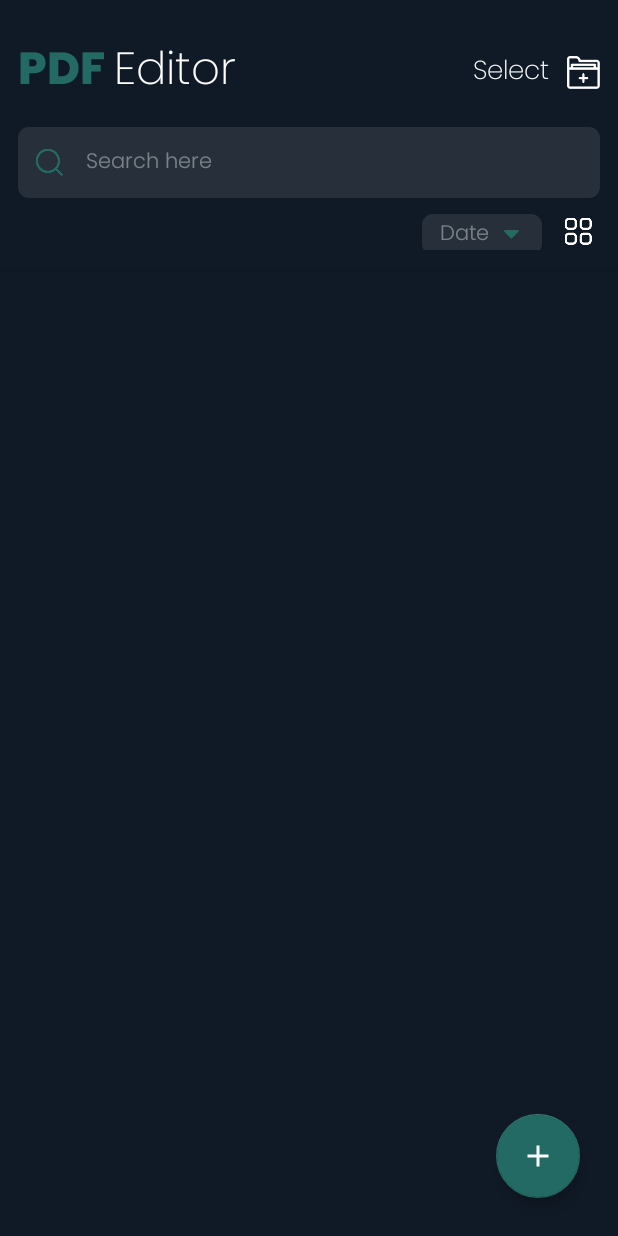
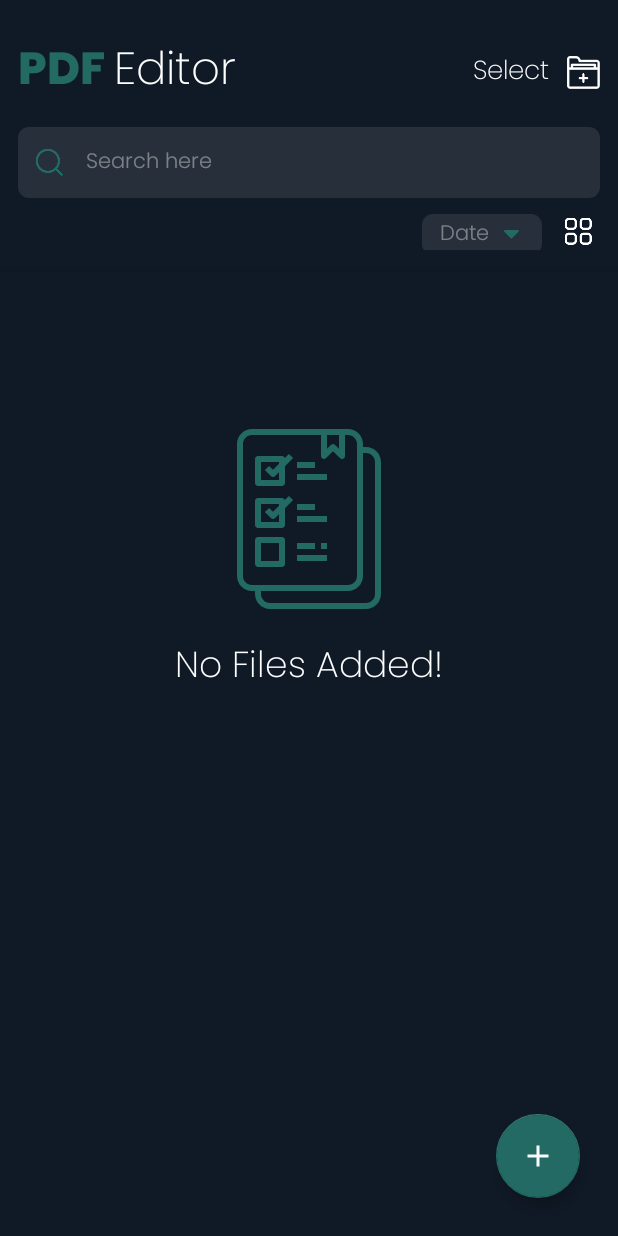
Before and after one commit to surabhirupani/FP_MADTPEEPS_PDFEDITOR, an Android app: the layout activity_main.xml on its own in the app's theme, with its tools: preview values and no code run, on a phone screen of 412 x 824 dp. Run offline under Robolectric (Android 15) with nearby library versions, the phone set to English and light mode, and no system bars.

Commit message:
add empty layout in xml

```diff
--- a/app/src/main/res/layout/activity_main.xml
+++ b/app/src/main/res/layout/activity_main.xml
@@ -151,7 +151,37 @@
                 android:paddingRight="12dp"
                 android:layout_weight="1"
                 android:layout_marginBottom="10dp"
+                android:visibility="gone"
                 />
+
+            <LinearLayout
+                android:id="@+id/llEmptyBox"
+                android:layout_width="300dp"
+                android:layout_height="wrap_content"
+                android:layout_gravity="center"
+                android:layout_marginTop="286dp"
+                android:gravity="center"
+                android:orientation="vertical"
+                android:visibility="visible"
+               >
+
+                <ImageView
+                    android:id="@+id/image"
+                    android:layout_width="120dp"
+                    android:layout_height="120dp"
+                    app:srcCompat="@drawable/ic_empty_todolist" />
+
+                <com.example.pdfeditormadtpeeps.CustomWidgets.ThinTextView
+                    android:id="@+id/title"
+                    android:layout_width="wrap_content"
+                    android:layout_height="wrap_content"
+                    android:layout_marginTop="20dp"
+                    android:text="No Files Added!"
+                    android:textAppearance="@style/Base.TextAppearance.AppCompat.Headline"
+                    android:textColor="@color/colorWhite" />
+
+
+            </LinearLayout>
 
             <include
                 layout="@layout/bottom_selection_layout"
```
